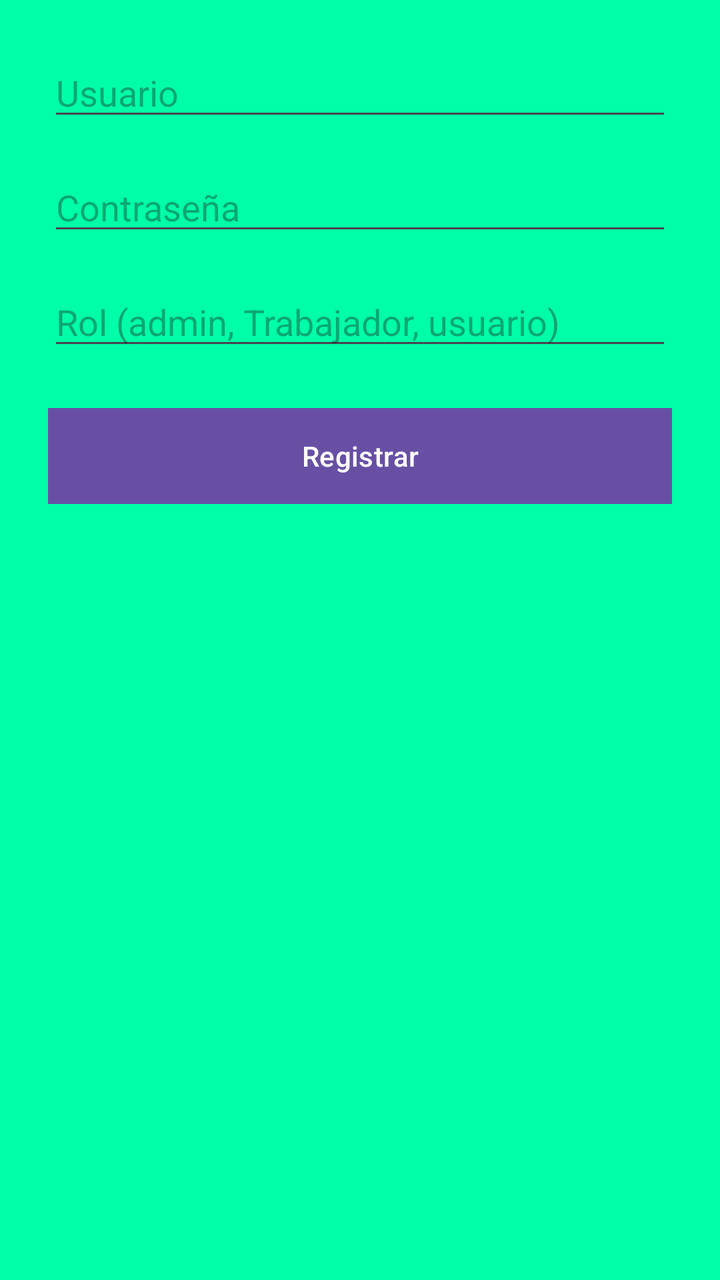
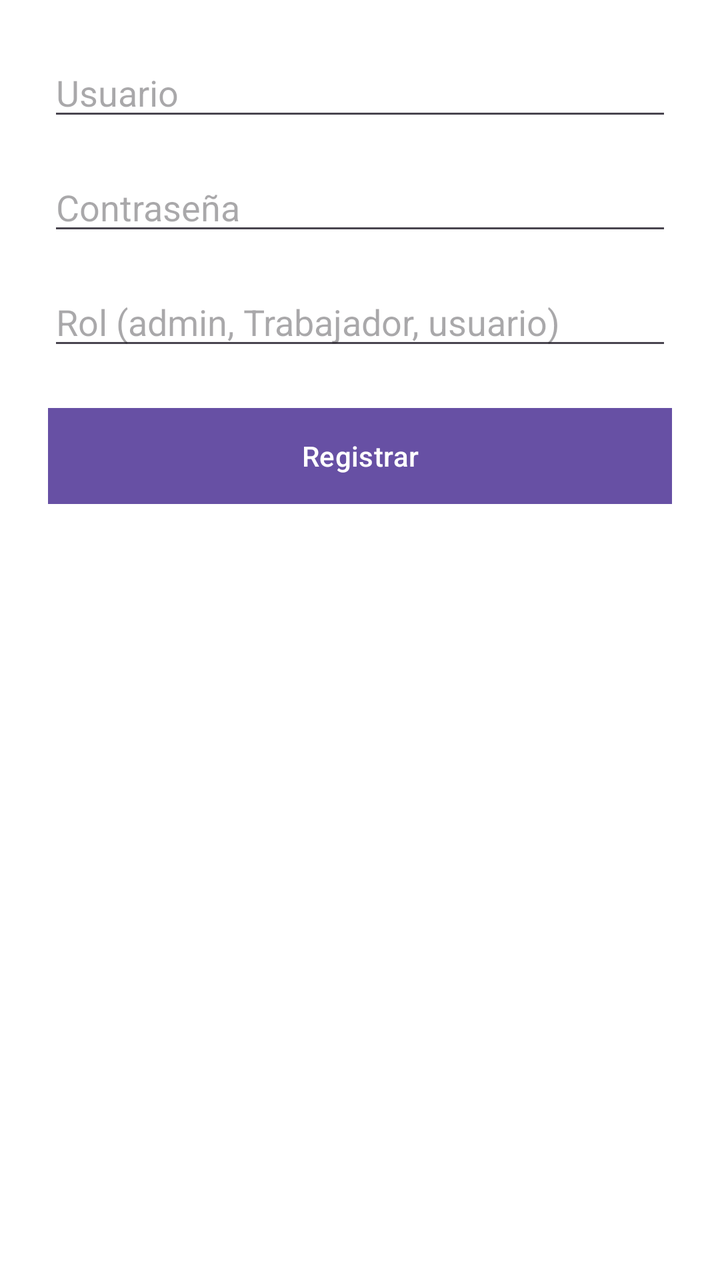

An Android layout rendered at two revisions. The XML below is the earlier revision; the diff shows what the commit changed to produce the second picture.
<!-- AndroidManifest.xml: application theme Theme.Cultivos_Orquideas -->
<!-- res/layout/activity_registro.xml -->
<?xml version="1.0" encoding="utf-8"?>
<LinearLayout xmlns:android="http://schemas.android.com/apk/res/android"
    android:layout_width="match_parent"
    android:layout_height="match_parent"
    android:background="#00FDA7"
    android:orientation="vertical"
    android:padding="24dp">

    <EditText
        android:id="@+id/etUser"
        android:layout_width="match_parent"
        android:layout_height="wrap_content"
        android:layout_marginBottom="16dp"
        android:hint="Usuario"
        android:inputType="textPersonName" />

    <EditText
        android:id="@+id/etPass"
        android:layout_width="match_parent"
        android:layout_height="wrap_content"
        android:layout_marginBottom="16dp"
        android:hint="Contraseña"
        android:inputType="textPassword" />

    <EditText
        android:id="@+id/etRole"
        android:layout_width="match_parent"
        android:layout_height="wrap_content"
        android:layout_marginBottom="24dp"
        android:hint="Rol (admin, Trabajador, usuario)"
        android:inputType="text" />

    <Button
        android:id="@+id/btnGuardar"
        android:layout_width="match_parent"
        android:layout_height="wrap_content"
        android:background="#FAF4F4"
        android:text="Registrar" />

</LinearLayout>
<!-- resources referenced by this layout -->
<resources>
  <style name="Theme.Cultivos_Orquideas" parent="Base.Theme.Cultivos_Orquideas" />
  <style name="Base.Theme.Cultivos_Orquideas" parent="Theme.Material3.DayNight.NoActionBar">
          
          
      </style>
</resources>

<!-- the commit's change to res/layout/activity_registro.xml (unified diff, before → after) -->
@@ -2,7 +2,7 @@
 <LinearLayout xmlns:android="http://schemas.android.com/apk/res/android"
     android:layout_width="match_parent"
     android:layout_height="match_parent"
-    android:background="#00FDA7"
+    android:background="@color/white"
     android:orientation="vertical"
     android:padding="24dp">
 
<!-- resource entries referenced after the edit -->
@@ -1,5 +1,6 @@
 <!-- resources referenced by this layout -->
 <resources>
+  <color name="white">#FFFFFFFF</color>
   <style name="Theme.Cultivos_Orquideas" parent="Base.Theme.Cultivos_Orquideas" />
   <style name="Base.Theme.Cultivos_Orquideas" parent="Theme.Material3.DayNight.NoActionBar">
           
